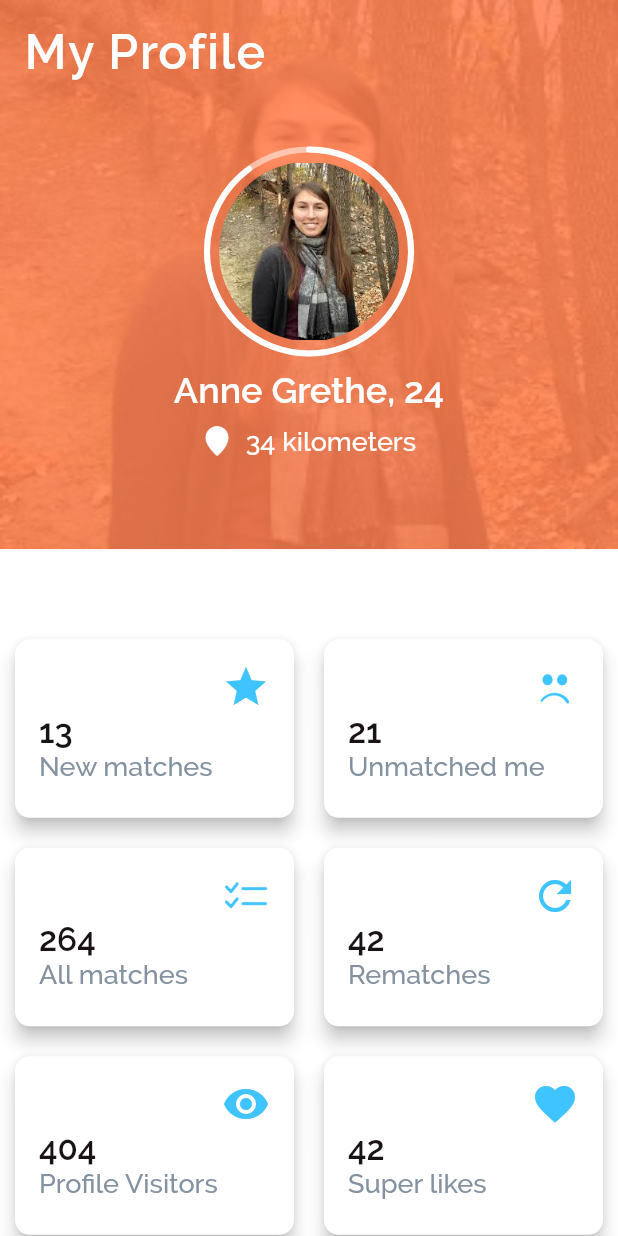
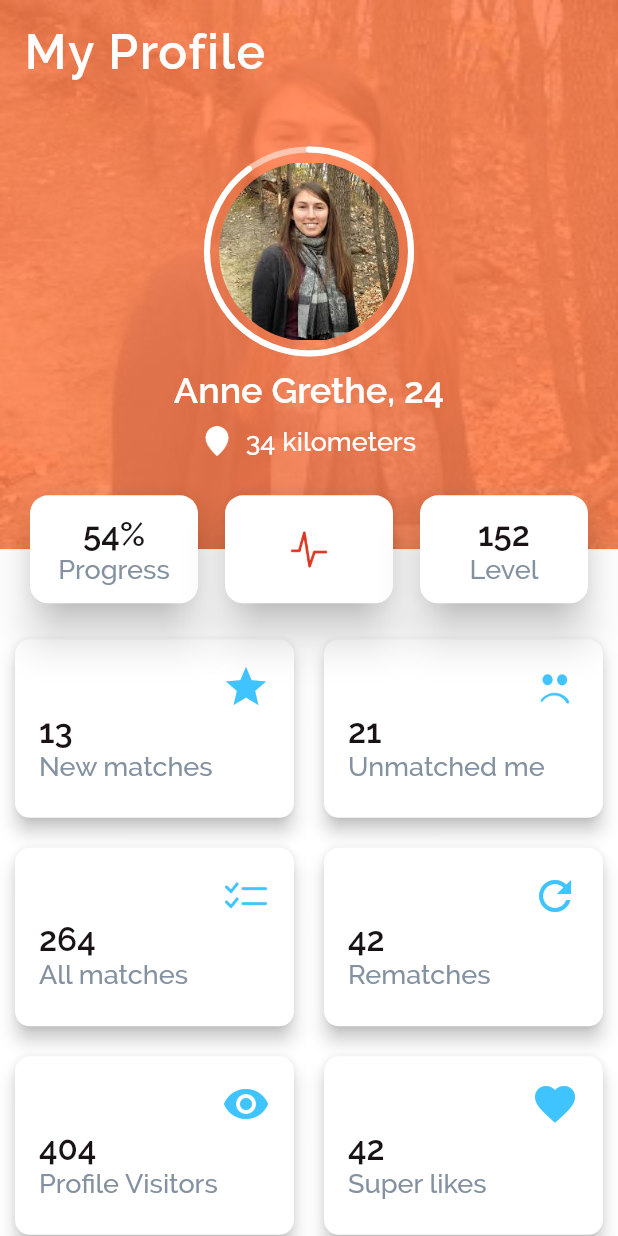
Before and after one commit to sameerkhan24/DatingAppProfileUI, a Flutter app: the screen it shows after launch, on a phone screen of 412 x 824 dp. Run offline on Flutter 3.47's test engine with Material 2 defaults, Android fonts, the phone set to English and light mode, and no system bars.

Commit message:
Added Centred profile cards

```diff
--- /dev/null
+++ b/lib/commons/profileinfocard.dart
@@ -0,0 +1,32 @@
+import 'package:dating_app/commons/twolineitem.dart';
+import 'package:dating_app/styleguide/colors.dart';
+import 'package:flutter/material.dart';
+
+class ProfileInfoCard extends StatelessWidget {
+  final firstText, secondText, hasImage, imagePath;
+
+  const ProfileInfoCard({Key key, this.firstText, this.secondText, this.hasImage = false, this.imagePath}) : super(key: key);
+
+  @override
+  Widget build(BuildContext context) {
+    return Expanded(
+      child: Card(
+        elevation: 12,
+        shape: RoundedRectangleBorder(borderRadius: BorderRadius.circular(12)),
+        child: hasImage
+            ? Center(
+              child: Image.asset(
+                  imagePath,
+                  color: primaryColor,
+                  width: 25,
+                  height: 25,
+                ),
+            )
+            : TwoLineItem(
+                firstText: firstText,
+                secondText: secondText,
+              ),
+      ),
+    );
+  }
+}
--- /dev/null
+++ b/lib/commons/twolineitem.dart
@@ -0,0 +1,25 @@
+import 'package:dating_app/styleguide/text_style.dart';
+import 'package:flutter/material.dart';
+
+class TwoLineItem extends StatelessWidget {
+  final String firstText, secondText;
+
+  const TwoLineItem({Key key, @required this.firstText, @required this.secondText}) : super(key: key);
+
+  @override
+  Widget build(BuildContext context) {
+    return Column(
+      mainAxisAlignment: MainAxisAlignment.center,
+      children: <Widget>[
+        Text(
+          firstText,
+          style: titleStyle,
+        ),
+        Text(
+          secondText,
+          style: subTitleStyle,
+        ),
+      ],
+    );
+  }
+}
--- a/lib/pages/profilepage.dart
+++ b/lib/pages/profilepage.dart
@@ -1,6 +1,7 @@
 import 'package:dating_app/commons/myinfo.dart';
 import 'package:dating_app/commons/opaqueimage.dart';
 import 'package:dating_app/commons/profileinfobigcard.dart';
+import 'package:dating_app/commons/profileinfocard.dart';
 import 'package:dating_app/pages/superlikesmepage.dart';
 import 'package:dating_app/styleguide/colors.dart';
 import 'package:dating_app/styleguide/text_style.dart';
@@ -11,6 +12,8 @@ class ProfilePage extends StatelessWidget {
 
   @override
   Widget build(BuildContext context) {
+    final screenHeight = MediaQuery.of(context).size.height;
+
     return Scaffold(
       body: Stack(
         children: [
@@ -132,6 +135,32 @@ class ProfilePage extends StatelessWidget {
               ),
             ],
           ),
+          Positioned(
+            top: screenHeight * (4 / 9) - 80 / 2,
+            left: 16,
+            right: 16,
+            child: Container(
+              height: 80,
+              child: Row(
+                mainAxisAlignment: MainAxisAlignment.spaceBetween,
+                mainAxisSize: MainAxisSize.max,
+                children: [
+                  ProfileInfoCard(firstText: "54%", secondText: "Progress"),
+                  SizedBox(
+                    width: 10,
+                  ),
+                  ProfileInfoCard(
+                    hasImage: true,
+                    imagePath: "assets/icons/pulse.png",
+                  ),
+                  SizedBox(
+                    width: 10,
+                  ),
+                  ProfileInfoCard(firstText: "152", secondText: "Level"),
+                ],
+              ),
+            ),
+          ),
         ],
       ),
     );
```
